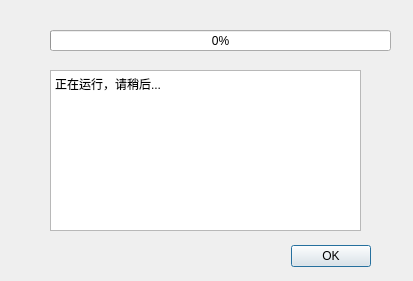
Above: GUI/waitdialog.ui from code-arter/radiometer-GUI before the change. Below: the same form after it.
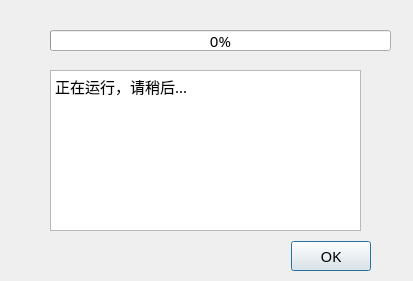
That is the form after the change.

What changed in the file:
```diff
--- a/GUI/waitdialog.ui
+++ b/GUI/waitdialog.ui
@@ -22,6 +22,12 @@
      <height>32</height>
     </rect>
    </property>
+   <property name="font">
+    <font>
+     <family>宋体</family>
+     <pointsize>11</pointsize>
+    </font>
+   </property>
    <property name="orientation">
     <enum>Qt::Horizontal</enum>
    </property>
@@ -38,6 +44,12 @@
      <height>21</height>
     </rect>
    </property>
+   <property name="font">
+    <font>
+     <family>宋体</family>
+     <pointsize>11</pointsize>
+    </font>
+   </property>
    <property name="value">
     <number>0</number>
    </property>
@@ -51,6 +63,12 @@
      <height>161</height>
     </rect>
    </property>
+   <property name="font">
+    <font>
+     <family>宋体</family>
+     <pointsize>11</pointsize>
+    </font>
+   </property>
    <property name="readOnly">
     <bool>true</bool>
    </property>
@@ -58,8 +76,8 @@
     <string>&lt;!DOCTYPE HTML PUBLIC &quot;-//W3C//DTD HTML 4.0//EN&quot; &quot;http://www.w3.org/TR/REC-html40/strict.dtd&quot;&gt;
 &lt;html&gt;&lt;head&gt;&lt;meta name=&quot;qrichtext&quot; content=&quot;1&quot; /&gt;&lt;style type=&quot;text/css&quot;&gt;
 p, li { white-space: pre-wrap; }
-&lt;/style&gt;&lt;/head&gt;&lt;body style=&quot; font-family:'SimSun'; font-size:9pt; font-weight:400; font-style:normal;&quot;&gt;
-&lt;p style=&quot; margin-top:0px; margin-bottom:0px; margin-left:0px; margin-right:0px; -qt-block-indent:0; text-indent:0px;&quot;&gt;正在运行，请稍后...&lt;/p&gt;&lt;/body&gt;&lt;/html&gt;</string>
+&lt;/style&gt;&lt;/head&gt;&lt;body style=&quot; font-family:'宋体'; font-size:11pt; font-weight:400; font-style:normal;&quot;&gt;
+&lt;p style=&quot; margin-top:0px; margin-bottom:0px; margin-left:0px; margin-right:0px; -qt-block-indent:0; text-indent:0px;&quot;&gt;&lt;span style=&quot; font-family:'SimSun';&quot;&gt;正在运行，请稍后...&lt;/span&gt;&lt;/p&gt;&lt;/body&gt;&lt;/html&gt;</string>
    </property>
   </widget>
  </widget>
```
